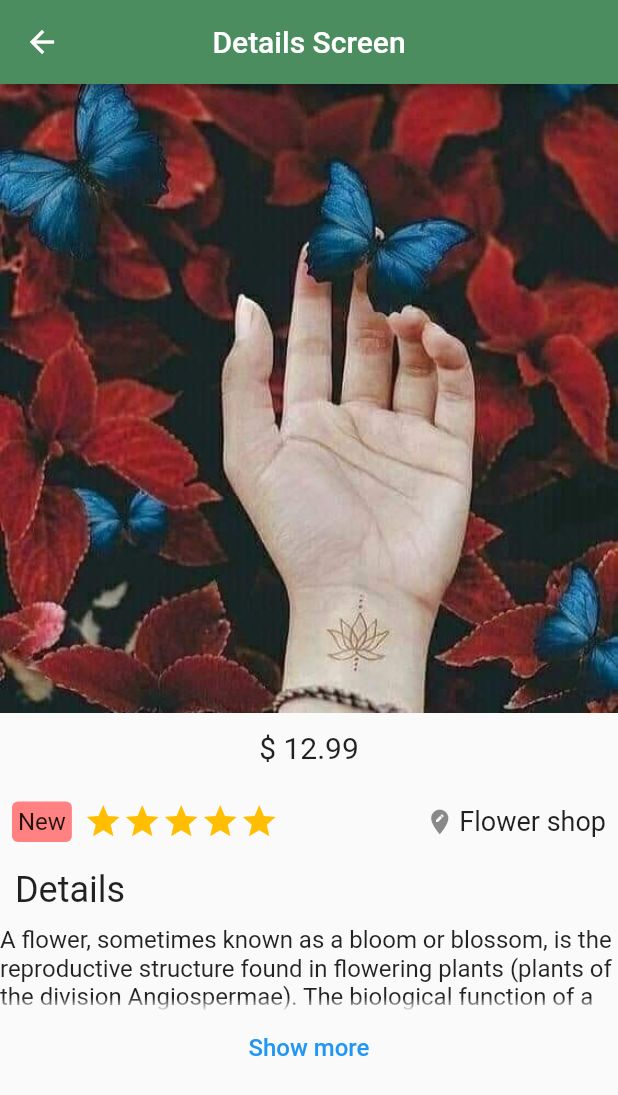
After one commit to alaaRashed2001/flower, a Flutter app: the DetailsScreen screen opened directly, on a phone screen of 412 x 824 dp. The commit adds this screen. Shown: the top 1095 px of the screen. Run offline on Flutter 3.47's test engine with Material 2 defaults, Android fonts, the phone set to English and light mode, and no system bars.

Commit message:
Details screen

```diff
--- /dev/null
+++ b/lib/views/screens/details_screen.dart
@@ -0,0 +1,142 @@
+import 'package:flutter/material.dart';
+
+import '../../constant/colors.dart';
+
+class DetailsScreen extends StatefulWidget {
+
+   const DetailsScreen({Key? key}) : super(key: key);
+
+  @override
+  State<DetailsScreen> createState() => _DetailsScreenState();
+}
+
+class _DetailsScreenState extends State<DetailsScreen> {
+  bool isShowMore = true;
+
+  @override
+  Widget build(BuildContext context) {
+    return Scaffold(
+      appBar: AppBar(
+        backgroundColor: green,
+        title: const Text("Details Screen"),
+        centerTitle: true,
+      ),
+      body: SingleChildScrollView(
+        child: Column(
+          children: [
+            Image.asset('assets/images/1.jpg'),
+            const SizedBox(height: 12,),
+            const Text(
+                '\$ 12.99',
+              style: TextStyle(
+                fontSize: 20,
+              ),
+            ),
+            const SizedBox(height: 16,),
+            Padding(
+              padding: const EdgeInsets.all(8.0),
+              child: Row(
+                mainAxisAlignment: MainAxisAlignment.spaceAround,
+                children: [
+                  Container(
+                    padding: const EdgeInsets.all(4),
+                    decoration: BoxDecoration(
+                      color: const Color(0xFFFF8181),
+                      borderRadius: BorderRadius.circular(4),
+                    ),
+                    child: const Text(
+                        'New',
+                      style: TextStyle(
+                        fontSize: 16,
+                      ),
+                    ),
+                  ),
+                  const SizedBox(width: 8,),
+                  Row(
+                    children: const [
+                       Icon(
+                          Icons.star,
+                        size: 26,
+                        color: Color(0xFFFFBF00),
+                      ),
+                       Icon(
+                          Icons.star,
+                        size: 26,
+                        color: Color(0xFFFFBF00),
+                      ),
+                       Icon(
+                          Icons.star,
+                        size: 26,
+                        color: Color(0xFFFFBF00),
+                      ),
+                       Icon(
+                          Icons.star,
+                        size: 26,
+                        color: Color(0xFFFFBF00),
+                      ),
+                       Icon(
+                          Icons.star,
+                        size: 26,
+                        color: Color(0xFFFFBF00),
+                      ),
+                    ],
+                  ),
+                  const Spacer(),
+                  Row(
+                    children: const [
+                      Icon(
+                          Icons.edit_location,
+                        size: 20,
+                        color: Colors.black45,
+                      ),
+                      SizedBox(width: 3,),
+                      Text(
+                          'Flower shop',
+                        style: TextStyle(
+                          fontSize: 18,
+                        ),
+                      ),
+                    ],
+                  ),
+                ],
+              ),
+            ),
+             const Padding(
+              padding:  EdgeInsets.all(10.0),
+              child: SizedBox(
+                width: double.infinity,
+                child: Text(
+                  'Details',
+                  textAlign: TextAlign.start,
+                  style: TextStyle(
+                    fontSize: 24,
+                  ),
+                ),
+              ),
+            ),
+             Text(
+              'A flower, sometimes known as a bloom or blossom, is the reproductive structure found in flowering plants (plants of the division Angiospermae). The biological function of a flower is to facilitate reproduction, usually by providing a mechanism for the union of sperm with eggs. Flowers may facilitate outcrossing (fusion of sperm and eggs from different individuals in a population) resulting from cross-pollination or allow selfing (fusion of sperm and egg from the same flower) when self-pollination occurs.',
+              style: const TextStyle(
+                fontSize: 16,
+              ),
+              maxLines: isShowMore ? 3 : null,
+              overflow: TextOverflow.fade,
+            ),
+            TextButton(
+                onPressed: (){
+                  setState(() {
+                    isShowMore = !isShowMore;
+                  });
+                },
+                child:  Text(
+                  isShowMore ? 'Show more' : 'Show less',
+                  style: TextStyle(
+                  fontSize: 16,
+                ),),
+            ),
+          ],
+        ),
+      ),
+    );
+  }
+}
--- a/lib/views/screens/home_screen.dart
+++ b/lib/views/screens/home_screen.dart
@@ -2,6 +2,7 @@ import 'package:flower/data/dummy_data.dart';
 import 'package:flutter/material.dart';
 
 import '../../constant/colors.dart';
+import 'details_screen.dart';
 
 class HomeScreen extends StatelessWidget {
   const HomeScreen({Key? key}) : super(key: key);
@@ -112,7 +113,9 @@ class HomeScreen extends StatelessWidget {
                 footer: GridTileBar(
                   trailing: IconButton(
                     color: green,
-                    onPressed: () {},
+                    onPressed: () {
+
+                    },
                     icon: const Icon(Icons.add),
                   ),
                   leading: const Text("\$12.99"),
@@ -123,7 +126,11 @@ class HomeScreen extends StatelessWidget {
                 child: ClipRRect(
                   borderRadius: BorderRadius.circular(16),
                   child: InkWell(
-                      onTap: () {}, child: Image.asset(items[index].imagePath)),
+                      onTap: () {
+                        Navigator.of(context).push(MaterialPageRoute(
+                            builder: (context)=>const DetailsScreen()
+                        ),);
+                      }, child: Image.asset(items[index].imagePath)),
                 ),
               );
             }),
```
